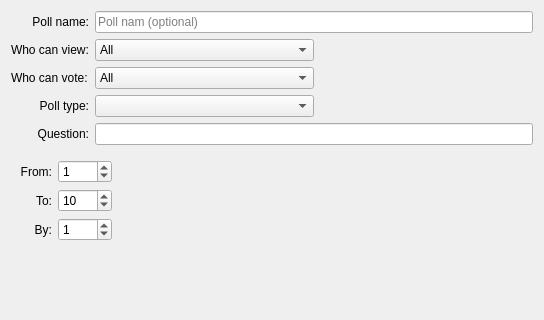
The window that src/plugins/blogique/plugins/metida/polldialog.ui (0xd34df00d/leechcraft) describes before a commit, drawn with Qt 5; both pictures show x 0 to 544 and y 0 to 320 of the 544 by 499 pixel window.
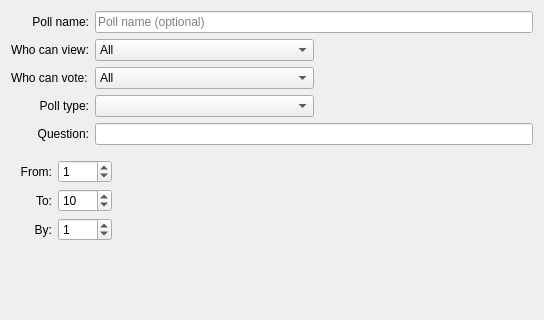
The same window after the commit.

What changed in the file:
```diff
--- a/src/plugins/blogique/plugins/metida/polldialog.ui
+++ b/src/plugins/blogique/plugins/metida/polldialog.ui
@@ -346,7 +346,7 @@
        <item>
         <widget class="QLineEdit" name="PollName_">
          <property name="placeholderText">
-          <string>Poll nam (optional)</string>
+          <string>Poll name (optional)</string>
          </property>
         </widget>
        </item>
```
